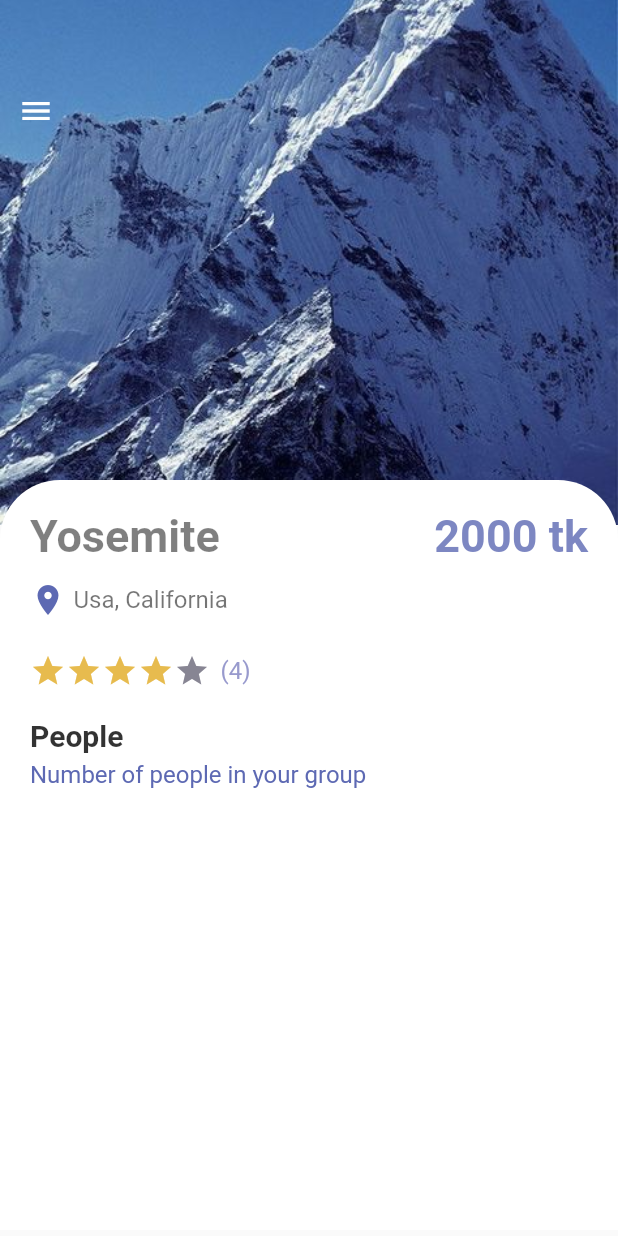
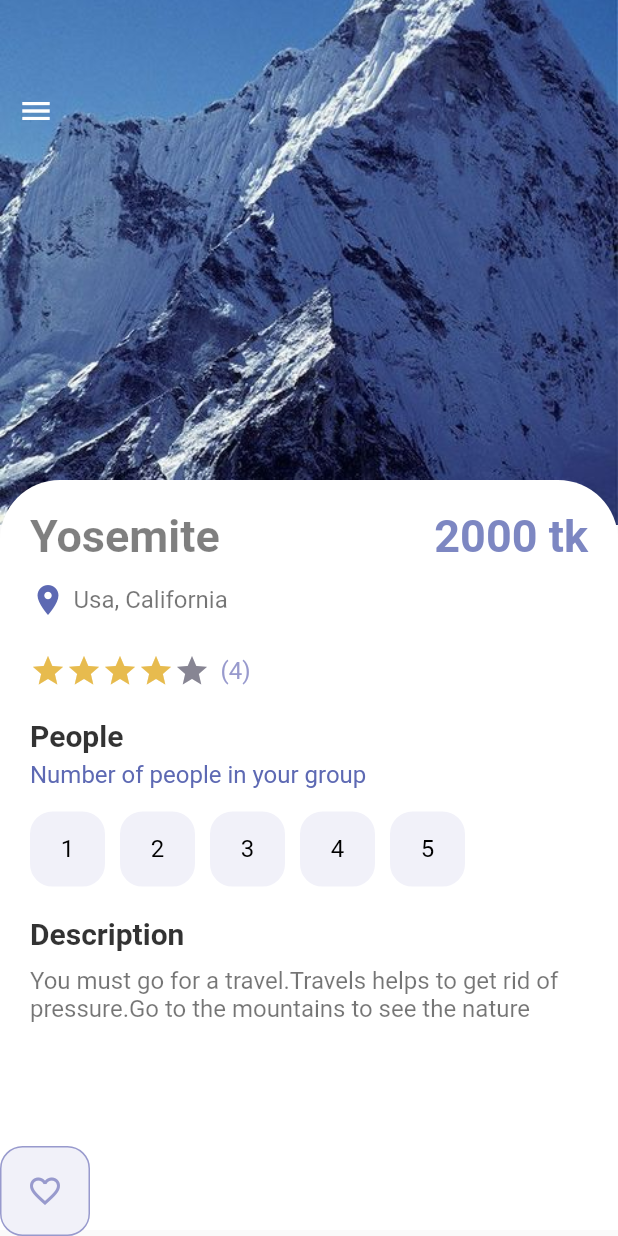
Before and after one commit to mrahman171/travel_app_bd, a Flutter app: the screen it shows after launch, on a phone screen of 412 x 824 dp. Run offline on Flutter 3.47's test engine with Material 2 defaults, Android fonts, the phone set to English and light mode, and no system bars.

Commit message:
Two button added

```diff
--- a/lib/pages/detailed_page.dart
+++ b/lib/pages/detailed_page.dart
@@ -2,6 +2,7 @@
 
 import 'package:flutter/material.dart';
 import 'package:travelapptest/misc/colors.dart';
+import 'package:travelapptest/widgets/AppButtons.dart';
 import 'package:travelapptest/widgets/app_large_text1.dart';
 import 'package:travelapptest/widgets/app_text.dart';
 
@@ -14,6 +15,7 @@ class DetailPage extends StatefulWidget {
 
 class _DetailPageState extends State<DetailPage> {
   int gottenstar = 4;
+  int current_index = -1;
   @override
   Widget build(BuildContext context) {
     return Scaffold(
@@ -136,10 +138,67 @@ class _DetailPageState extends State<DetailPage> {
                       text: 'Number of people in your group',
                       color: AppColors.mainColor,
                     ),
+                    SizedBox(
+                      height: 15,
+                    ),
+                    Row(
+                      children: List.generate(5, (index) {
+                        return GestureDetector(
+                          onTap: () {
+                            setState(() {
+                              current_index = index;
+                            });
+                          },
+                          child: Container(
+                            margin: EdgeInsets.only(right: 10),
+                            child: AppButton(
+                              size: 50,
+                              color: current_index == index
+                                  ? Colors.white
+                                  : Colors.black,
+                              backgroundcolor: current_index == index
+                                  ? Colors.black
+                                  : AppColors.buttonBackground,
+                              bordercolor: current_index == index
+                                  ? Colors.black
+                                  : AppColors.buttonBackground,
+                              text: (index + 1).toString(),
+                            ),
+                          ),
+                        );
+                      }),
+                    ),
+                    SizedBox(
+                      height: 20,
+                    ),
+                    AppLargetext(
+                      text: 'Description',
+                      color: Colors.black.withOpacity(0.8),
+                      size: 20,
+                    ),
+                    SizedBox(
+                      height: 10,
+                    ),
+                    Apptext(
+                        text:
+                            'You must go for a travel.Travels helps to get rid of pressure.Go to the mountains to see the nature')
                   ],
                 ),
               ),
             ),
+            Positioned(
+              bottom: 0,
+              child: Row(children: [
+                AppButton(
+                  size: 60,
+                  color: AppColors.textColor1,
+                  backgroundcolor: AppColors.buttonBackground,
+                  bordercolor: AppColors.textColor1,
+                  IsIcon: true,
+                  icon: Icons.favorite_border,
+                ),
+              ]),
+            )
           ],
         ),
       ),
--- /dev/null
+++ b/lib/widgets/AppButtons.dart
@@ -0,0 +1,48 @@
+import 'package:flutter/material.dart';
+import 'package:travelapptest/widgets/app_text.dart';
+
+class AppButton extends StatelessWidget {
+  double size;
+  final Color color;
+  final Color backgroundcolor;
+  final Color bordercolor;
+  String? text;
+  IconData? icon;
+  bool? IsIcon;
+  AppButton(
+      {this.text = 'hi',
+      this.icon = Icons.linked_camera,
+      this.IsIcon = false,
+      required this.size,
+      required this.color,
+      required this.backgroundcolor,
+      required this.bordercolor});
+
+  @override
+  Widget build(BuildContext context) {
+    return Container(
+        height: size,
+        width: size,
+        decoration: BoxDecoration(
+          border: Border.all(
+            color: bordercolor,
+            width: 1.0,
+          ),
+          borderRadius: BorderRadius.circular(15),
+          color: backgroundcolor,
+        ),
+        child: IsIcon == false
+            ? Center(
+                child: Apptext(
+                  text: text!,
+                  color: color,
+                ),
+              )
+            : Center(
+                child: Icon(
+                  icon,
+                  color: color,
+                ),
+              ));
+  }
+}
```
